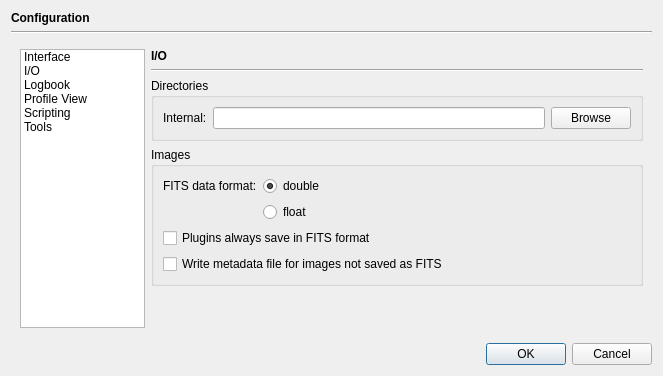
Old version of the form src/app/dialogs/configurationdialog.ui in the repository braeun/FitsIP.
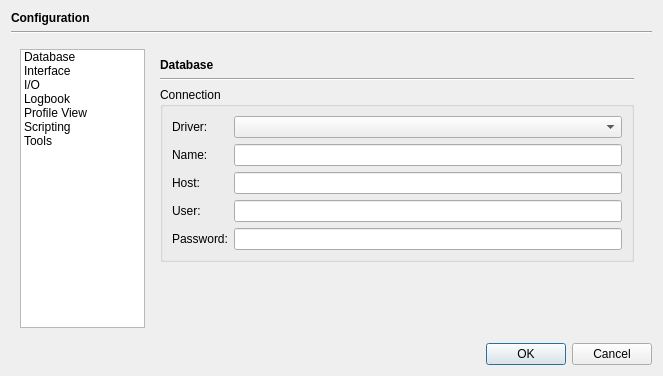
New version of the form.

Commit message: distance measurement, internal database, full hdu display

What changed in the file:
```diff
--- a/src/app/dialogs/configurationdialog.ui
+++ b/src/app/dialogs/configurationdialog.ui
@@ -56,6 +56,11 @@
           <height>16777215</height>
          </size>
         </property>
+        <item>
+         <property name="text">
+          <string>Database</string>
+         </property>
+        </item>
         <item>
          <property name="text">
           <string>Interface</string>
@@ -97,8 +102,115 @@
          </sizepolicy>
         </property>
         <property name="currentIndex">
-         <number>1</number>
+         <number>0</number>
         </property>
+        <widget class="QWidget" name="page_4">
+         <layout class="QVBoxLayout" name="verticalLayout">
+          <item>
+           <widget class="QLabel" name="label_15">
+            <property name="font">
+             <font>
+              <bold>true</bold>
+             </font>
+            </property>
+            <property name="text">
+             <string>Database</string>
+            </property>
+           </widget>
+          </item>
+          <item>
+           <widget class="Line" name="line_8">
+            <property name="orientation">
+             <enum>Qt::Horizontal</enum>
+            </property>
+           </widget>
+          </item>
+          <item>
+           <widget class="QGroupBox" name="groupBox_6">
+            <property name="title">
+             <string>Connection</string>
+            </property>
+            <layout class="QGridLayout" name="gridLayout_7">
+             <item row="1" column="1">
+              <widget class="QLineEdit" name="dbNameField"/>
+             </item>
+             <item row="3" column="1">
+              <widget class="QLineEdit" name="dbUserField"/>
+             </item>
+             <item row="3" column="0">
+              <widget class="QLabel" name="label_17">
+               <property name="text">
+                <string>User:</string>
+               </property>
+              </widget>
+             </item>
+             <item row="0" column="0">
+              <widget class="QLabel" name="label_13">
+               <property name="sizePolicy">
+                <sizepolicy hsizetype="Fixed" vsizetype="Preferred">
+                 <horstretch>0</horstretch>
+                 <verstretch>0</verstretch>
+                </sizepolicy>
+               </property>
+               <property name="text">
+                <string>Driver:</string>
+               </property>
+              </widget>
+             </item>
+             <item row="2" column="0">
+              <widget class="QLabel" name="label_16">
+               <property name="text">
+                <string>Host:</string>
+               </property>
+              </widget>
+             </item>
+             <item row="0" column="1">
+              <widget class="QComboBox" name="dbDriverBox"/>
+             </item>
+             <item row="1" column="0">
+              <widget class="QLabel" name="label_14">
+               <property name="sizePolicy">
+                <sizepolicy hsizetype="Fixed" vsizetype="Preferred">
+                 <horstretch>0</horstretch>
+                 <verstretch>0</verstretch>
+                </sizepolicy>
+               </property>
+               <property name="text">
+                <string>Name:</string>
+               </property>
+              </widget>
+             </item>
+             <item row="2" column="1">
+              <widget class="QLineEdit" name="dbHostField"/>
+             </item>
+             <item row="4" column="0">
+              <widget class="QLabel" name="label_18">
+               <property name="text">
+                <string>Password:</string>
+               </property>
+              </widget>
+             </item>
+             <item row="4" column="1">
+              <widget class="QLineEdit" name="dbPasswordField"/>
+             </item>
+            </layout>
+           </widget>
+          </item>
+          <item>
+           <spacer name="verticalSpacer_7">
+            <property name="orientation">
+             <enum>Qt::Vertical</enum>
+            </property>
+            <property name="sizeHint" stdset="0">
+             <size>
+              <width>20</width>
+              <height>40</height>
+             </size>
+            </property>
+           </spacer>
+          </item>
+         </layout>
+        </widget>
         <widget class="QWidget" name="guiPage">
          <layout class="QVBoxLayout" name="verticalLayout_3">
           <property name="leftMargin">
```
The commit also changes 23 other files.
